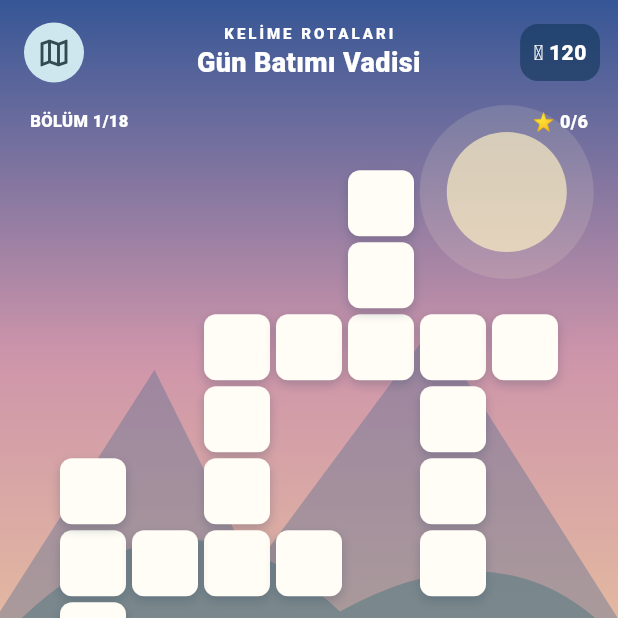
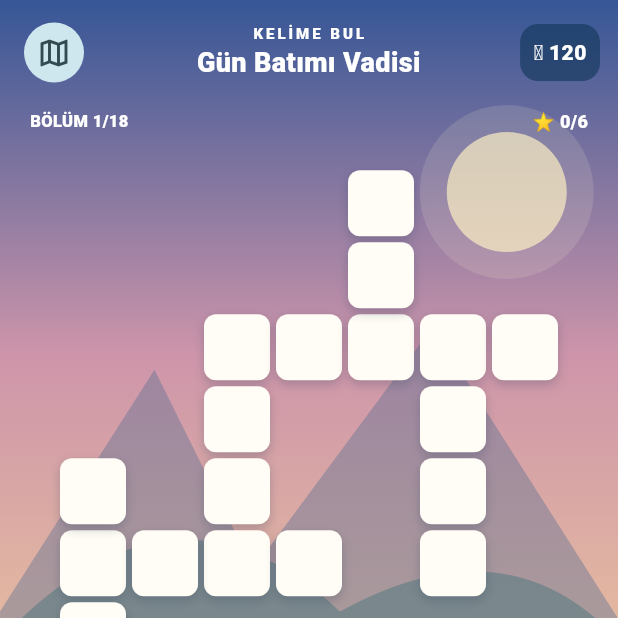
Before and after one commit to ediptan01-commits/kelime-oyunu, a Flutter app: the screen it shows after launch, after a tap on "Karıştır", on a phone screen of 412 x 824 dp, the top half of it. Run offline on Flutter 3.47's test engine with Material 3 defaults, Android fonts, the phone set to English and light mode, and no system bars; our stand-ins replace shared_preferences.

Commit message:
chore: rename game display title to Kelime Bul

```diff
--- a/lib/main.dart
+++ b/lib/main.dart
@@ -6,7 +6,7 @@ void main() async {
   WidgetsFlutterBinding.ensureInitialized();
   final prefs = await SharedPreferences.getInstance();
   runApp(MaterialApp(
-    title: 'Kelime Rotaları',
+    title: 'Kelime Bul',
     debugShowCheckedModeBanner: false,
     theme: ThemeData(useMaterial3: true, colorSchemeSeed: const Color(0xff167e92)),
     home: WordGame(prefs: prefs),
@@ -289,7 +289,7 @@ class _WordGameState extends State<WordGame> {
           IconButton.filledTonal(onPressed:openMap,icon:const Icon(Icons.map_outlined)),
           const SizedBox(width:5),
           Expanded(child:Column(children:[
-            const Text('KELİME ROTALARI',style:TextStyle(color:Colors.white,fontWeight:FontWeight.w900,fontSize:10,letterSpacing:2)),
+            const Text('KELİME BUL',style:TextStyle(color:Colors.white,fontWeight:FontWeight.w900,fontSize:10,letterSpacing:2)),
             Text(pack.name,textAlign:TextAlign.center,maxLines:1,overflow:TextOverflow.ellipsis,
               style:const TextStyle(color:Colors.white,fontSize:18,fontWeight:FontWeight.w900)),
           ])),
```
Also changed, not shown: 2 other files.
